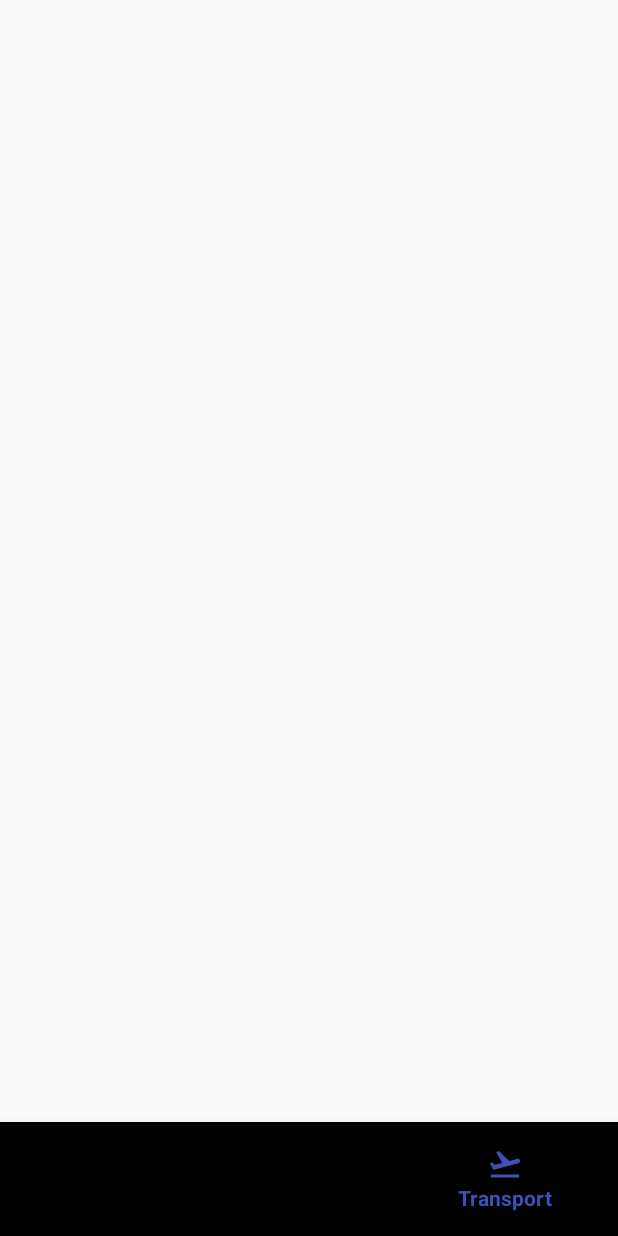
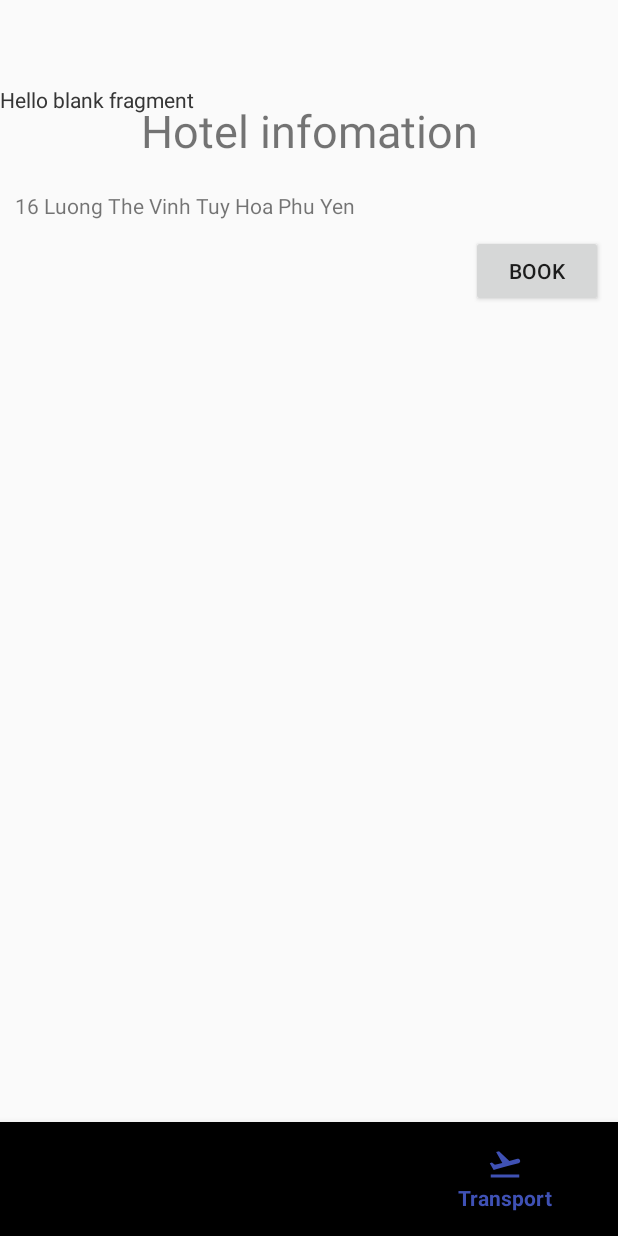
Before and after one commit to huyhieu321/MyBaseProject, an Android app: the Details screen opened directly, with no data from a screen before it, item 3 of the bottom bar chosen, on a phone screen of 412 x 824 dp. Run offline under Robolectric (Android 15) with nearby library versions, the phone set to English and light mode, and no system bars.

Commit message:
Upload 2

```diff
--- a/app/src/main/java/com/example/huypham/mybaseproject/Activity/Details.java
+++ b/app/src/main/java/com/example/huypham/mybaseproject/Activity/Details.java
@@ -5,21 +5,24 @@ import android.net.Uri;
 import android.support.annotation.NonNull;
 import android.support.design.widget.BottomNavigationView;
 import android.support.design.widget.BottomNavigationView.OnNavigationItemSelectedListener;
-import android.support.v4.app.Fragment;
 import android.support.v4.app.FragmentTransaction;
 import android.support.v7.app.ActionBar;
 import android.support.v7.app.AppCompatActivity;
 import android.os.Bundle;
 import android.view.MenuItem;
 import android.widget.TextView;
-import android.widget.Toolbar;
 
 import com.example.huypham.mybaseproject.Fragment.FragmentHotel;
 import com.example.huypham.mybaseproject.Fragment.FragmentHotel.OnFragmentInteractionListener;
+import com.example.huypham.mybaseproject.Fragment.FragmentRestaurant;
+import com.example.huypham.mybaseproject.Fragment.FragmentTransport;
 import com.example.huypham.mybaseproject.R;
 
 public class Details extends AppCompatActivity implements OnFragmentInteractionListener{
-    boolean fragmentHotelFlag = true;
+    boolean fragHotelFlag = true;
+    boolean fragResFlag = true;
+    boolean fragTransFlag = true;
+
     @Override
     protected void onCreate(Bundle savedInstanceState) {
         super.onCreate(savedInstanceState);
@@ -43,18 +46,25 @@ public class Details extends AppCompatActivity implements OnFragmentInteractionL
                 int id = menuItem.getItemId();
                 switch (id){
                     case R.id.action_hotel:
-                        if(fragmentHotelFlag) {
+                        if(fragHotelFlag) {
                             addHotel();
                         }
                         break;
                     case R.id.action_restaurant:
+                        if(fragResFlag){
+                            addRestaurant();
+                        }
                         break;
                     case R.id.action_transport:
+                        if(fragTransFlag){
+                            addTransport();
+                        }
                         break;
                 }
                 return true;
             }
         });
+
     }
 
     @Override
@@ -73,7 +83,23 @@ public class Details extends AppCompatActivity implements OnFragmentInteractionL
         fragmentTransaction.add(R.id.frameContent,fragmentHotel,"fragHotel");
         fragmentTransaction.commit();
         fragmentTransaction.addToBackStack("fragHotel");
-        fragmentHotelFlag=false;
+        fragHotelFlag=false;
+    }
+    public void addRestaurant(){
+        FragmentTransaction fragmentTransaction = getSupportFragmentManager().beginTransaction();
+        FragmentRestaurant fragmentRestaurant = new FragmentRestaurant();
+        fragmentTransaction.add(R.id.frameContent,fragmentRestaurant,"fragHotel");
+        fragmentTransaction.commit();
+        fragmentTransaction.addToBackStack("fragRestaurant");
+        fragResFlag=false;
+    }
+    public void addTransport(){
+        FragmentTransaction fragmentTransaction = getSupportFragmentManager().beginTransaction();
+        FragmentTransport fragmentTransport = new FragmentTransport();
+        fragmentTransaction.add(R.id.frameContent,fragmentTransport,"fragHotel");
+        fragmentTransaction.commit();
+        fragmentTransaction.addToBackStack("fragTransport");
+        fragTransFlag=false;
     }
 
 }
--- a/app/src/main/java/com/example/huypham/mybaseproject/Dialog/BookingDiaglog.java
+++ b/app/src/main/java/com/example/huypham/mybaseproject/Dialog/BookingDiaglog.java
@@ -19,6 +19,7 @@ import com.example.huypham.mybaseproject.R;
 public class BookingDiaglog extends android.support.v4.app.DialogFragment  {
     public interface DialogListener{
         void sendInput(String input);
+        void DialogEnalbe(boolean flag);
     }
     public DialogListener dialogListener;
 
@@ -40,7 +41,9 @@ public class BookingDiaglog extends android.support.v4.app.DialogFragment  {
         button.setOnClickListener(new OnClickListener() {
             @Override
             public void onClick(View v) {
+                dialogListener.DialogEnalbe(true);
                 dialogListener.sendInput("HAHA");
+
             }
         });
         builder.setView(view);
--- a/app/src/main/java/com/example/huypham/mybaseproject/Fragment/FragmentHotel.java
+++ b/app/src/main/java/com/example/huypham/mybaseproject/Fragment/FragmentHotel.java
@@ -3,7 +3,6 @@ package com.example.huypham.mybaseproject.Fragment;
 import android.content.Context;
 import android.net.Uri;
 import android.os.Bundle;
-import android.support.v4.app.DialogFragment;
 import android.support.v4.app.Fragment;
 import android.support.v4.app.FragmentManager;
 import android.view.LayoutInflater;
@@ -14,7 +13,6 @@ import android.widget.Button;
 import android.widget.TextView;
 
 import com.example.huypham.mybaseproject.Dialog.BookingDiaglog;
-import com.example.huypham.mybaseproject.Dialog.BookingDiaglog.DialogListener;
 import com.example.huypham.mybaseproject.R;
 
 
@@ -31,16 +29,14 @@ public class FragmentHotel extends Fragment implements BookingDiaglog.DialogList
     // the fragment initialization parameters, e.g. ARG_ITEM_NUMBER
     private static final String ARG_PARAM1 = "param1";
     private static final String ARG_PARAM2 = "param2";
-
+    TextView textView;
+    Button button;
+    BookingDiaglog bookingDiaglog;
     // TODO: Rename and change types of parameters
     private String mParam1;
     private String mParam2;
 
     private OnFragmentInteractionListener mListener;
-
-    TextView textView;
-    BookingDiaglog bookingDiaglog;
-    Button book;
     public FragmentHotel() {
         // Required empty public constructor
     }
@@ -78,14 +74,15 @@ public class FragmentHotel extends Fragment implements BookingDiaglog.DialogList
         // Inflate the layout for this fragment
         View view = inflater.inflate(R.layout.fragment_hotel, container, false);
         textView = view.findViewById(R.id.in);
-        book = view.findViewById(R.id.book);
+        button = view.findViewById(R.id.book);
 
-        book.setOnClickListener(new OnClickListener() {
+
+        button.setOnClickListener(new OnClickListener() {
             @Override
             public void onClick(View v) {
                 FragmentManager fragmentManager = getFragmentManager();
                 bookingDiaglog = new BookingDiaglog();
-                bookingDiaglog.setTargetFragment(FragmentHotel.this, 0);
+                bookingDiaglog.setTargetFragment(FragmentHotel.this,0);
                 bookingDiaglog.show(fragmentManager,"A");
             }
         });
@@ -93,6 +90,17 @@ public class FragmentHotel extends Fragment implements BookingDiaglog.DialogList
     }
 
 
+    @Override
+    public void sendInput(String input) {
+        textView.setText(input);
+    }
+
+    @Override
+    public void DialogEnalbe(boolean flag) {
+        if(flag == true){
+            bookingDiaglog.dismiss();
+        }
+    }
 
     // TODO: Rename method, update argument and hook method into UI event
     public void onButtonPressed(Uri uri) {
@@ -118,10 +126,7 @@ public class FragmentHotel extends Fragment implements BookingDiaglog.DialogList
         mListener = null;
     }
 
-    @Override
-    public void sendInput(String input) {
-        textView.setText(input);
-    }
+
 
     /**
      * This interface must be implemented by activities that contain this
--- /dev/null
+++ b/app/src/main/java/com/example/huypham/mybaseproject/Fragment/FragmentTransport.java
@@ -0,0 +1,30 @@
+package com.example.huypham.mybaseproject.Fragment;
+
+
+import android.os.Bundle;
+import android.support.v4.app.Fragment;
+import android.view.LayoutInflater;
+import android.view.View;
+import android.view.ViewGroup;
+
+import com.example.huypham.mybaseproject.R;
+
+/**
+ * A simple {@link Fragment} subclass.
+ */
+public class FragmentTransport extends Fragment {
+
+
+    public FragmentTransport() {
+        // Required empty public constructor
+    }
+
+
+    @Override
+    public View onCreateView(LayoutInflater inflater, ViewGroup container,
+                             Bundle savedInstanceState) {
+        // Inflate the layout for this fragment
+        return inflater.inflate(R.layout.fragment_transport, container, false);
+    }
+
+}
--- a/app/src/main/java/com/example/huypham/mybaseproject/View/DetailsAdapter.java
+++ /dev/null
@@ -1,4 +0,0 @@
-package com.example.huypham.mybaseproject.View;
-
-public class DetailsAdapter {
-}
--- a/app/src/main/res/layout/activity_details.xml
+++ b/app/src/main/res/layout/activity_details.xml
@@ -16,7 +16,7 @@
         android:layout_marginTop="8dp"
         android:text="Details"
         android:textAlignment="center"
-        android:textSize="50sp" />
+        android:textSize="30sp" />
     <FrameLayout
         android:id="@+id/frameContent"
         android:layout_weight="4"
--- a/app/src/main/res/layout/fragment_hotel.xml
+++ b/app/src/main/res/layout/fragment_hotel.xml
@@ -13,15 +13,11 @@
         android:weightSum="12">
 
 
-        <ImageView
-            android:id="@+id/imageSliceView"
+        <LinearLayout
             android:layout_width="match_parent"
-            android:layout_height="wrap_content"
-            android:layout_weight="6"
-            android:background="@color/colorPrimary"/>
-        <ScrollView
-            android:layout_width="match_parent"
-            android:layout_height="wrap_content">
+            android:layout_height="match_parent"
+            android:orientation="vertical">
+
             <TextView
                 android:id="@+id/hotelName"
                 style="bold"
@@ -50,7 +46,8 @@
                 android:id="@+id/in"
                 android:layout_width="match_parent"
                 android:layout_height="wrap_content" />
-        </ScrollView>
+        </LinearLayout>
+
 
     </LinearLayout>
 </FrameLayout>
--- /dev/null
+++ b/app/src/main/res/layout/fragment_restaurant.xml
@@ -0,0 +1,14 @@
+<?xml version="1.0" encoding="utf-8"?>
+<FrameLayout xmlns:android="http://schemas.android.com/apk/res/android"
+    xmlns:tools="http://schemas.android.com/tools"
+    android:layout_width="match_parent"
+    android:layout_height="match_parent"
+    tools:context=".Fragment.FragmentRestaurant">
+
+    <!-- TODO: Update blank fragment layout -->
+    <TextView
+        android:layout_width="match_parent"
+        android:layout_height="match_parent"
+        android:text="@string/hello_blank_fragment" />
+
+</FrameLayout>
--- /dev/null
+++ b/app/src/main/res/layout/fragment_transport.xml
@@ -0,0 +1,14 @@
+<?xml version="1.0" encoding="utf-8"?>
+<FrameLayout xmlns:android="http://schemas.android.com/apk/res/android"
+    xmlns:tools="http://schemas.android.com/tools"
+    android:layout_width="match_parent"
+    android:layout_height="match_parent"
+    tools:context=".Fragment.FragmentTransport">
+
+    <!-- TODO: Update blank fragment layout -->
+    <TextView
+        android:layout_width="match_parent"
+        android:layout_height="match_parent"
+        android:text="@string/hello_blank_fragment" />
+
+</FrameLayout>
```
Also changed, not shown: app/src/main/java/com/example/huypham/mybaseproject/Activity/TutorialActivity.java (+15 -1 lines), app/src/main/java/com/example/huypham/mybaseproject/Fragment/FragmentRestaurant.java (added, +30 -0 lines), app/src/main/java/com/example/huypham/mybaseproject/View/FragmentAdapter.java (added, +12 -0 lines), app/src/main/res/layout/activity_tutorial.xml (+19 -3 lines), app/src/main/res/values/colors.xml (+29 -0 lines).
